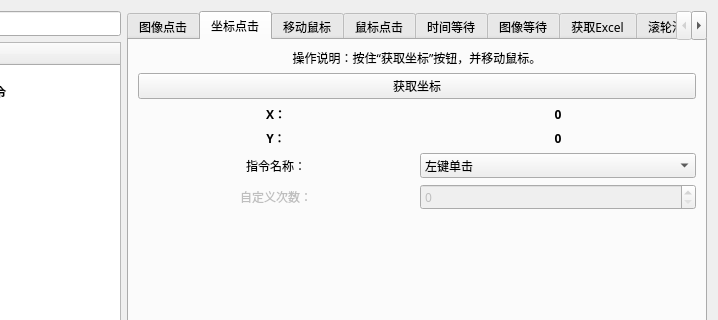
First picture: the form in 窗体/导航窗口.ui, repository FsterThanLight/automatic_clicker_2, before the edit; both pictures show x 83 to 801 and y 0 to 320 of the 801 by 797 pixel window.
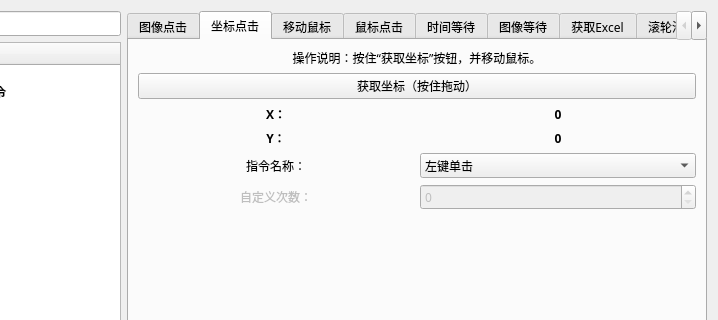
Second picture: the form after the edit. The open tabs and pages were chosen to show the change. Icons and pictures are not drawn.

Patch:
```diff
--- a/窗体/导航窗口.ui
+++ b/窗体/导航窗口.ui
@@ -737,7 +737,7 @@
              <item row="0" column="0" colspan="2">
               <widget class="QPushButton" name="pushButton_4">
                <property name="text">
-                <string>获取坐标</string>
+                <string>获取坐标（按住拖动）</string>
                </property>
               </widget>
              </item>
```
Left out of the diff: 2 changed lines with no effect on the pictures.
